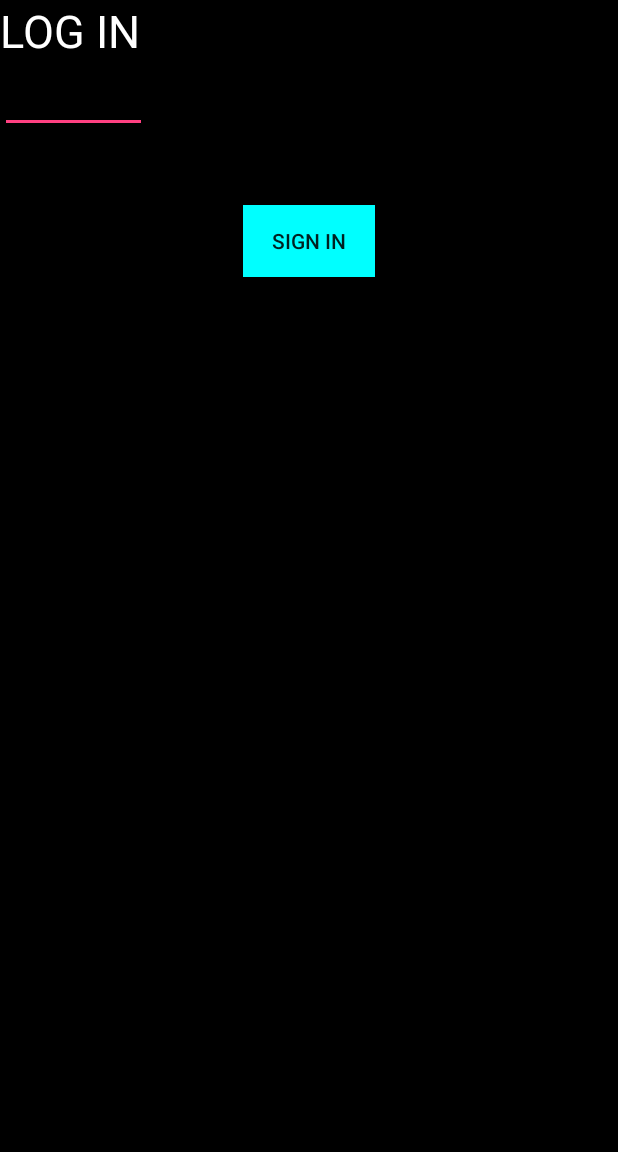
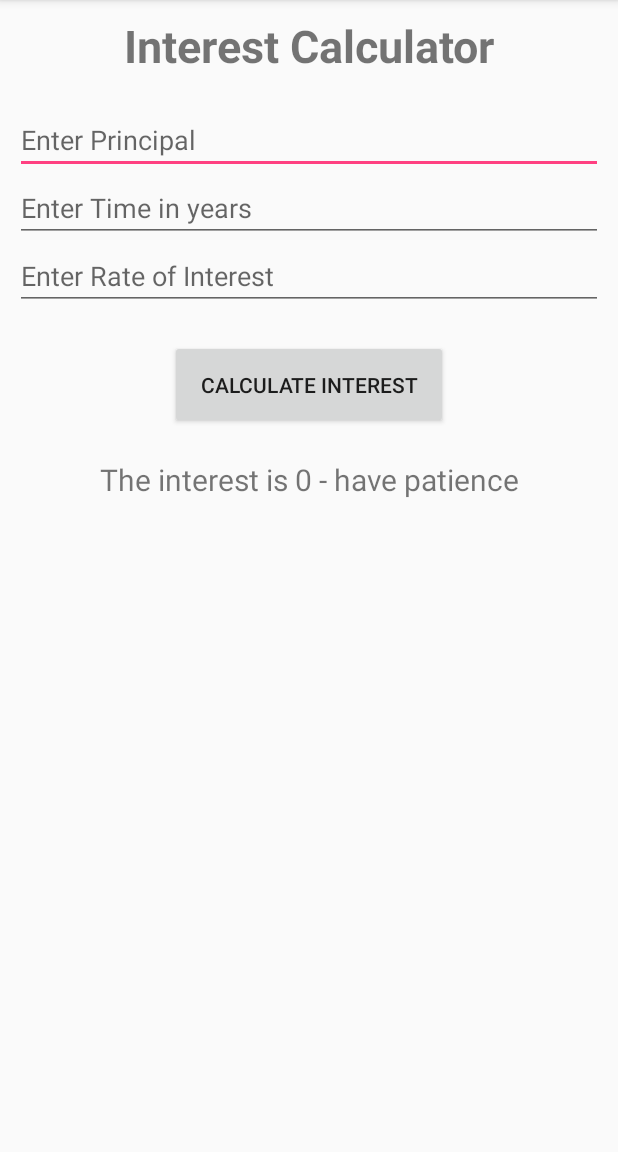
Before and after one commit to shr34sachin/DeptTraining_Sept12, an Android app: the screen it shows after launch (MainActivity before the commit, InterestCalculator after it), on a phone screen of 412 x 824 dp, the part 84-1236 px from its top. Run offline under Robolectric (Android 15) with nearby library versions, the phone set to English and light mode, and no system bars.

Commit message:
Interest Calculator

```diff
--- /dev/null
+++ b/app/src/main/java/com/example/sachinshrestha/depttraining_sept12/interest_calculator_package/InterestCalculator.java
@@ -0,0 +1,71 @@
+package com.example.sachinshrestha.depttraining_sept12.interest_calculator_package;
+
+import android.support.v7.app.AppCompatActivity;
+import android.os.Bundle;
+import android.util.Log;
+import android.view.View;
+import android.widget.Button;
+import android.widget.EditText;
+import android.widget.TextView;
+
+import com.example.sachinshrestha.depttraining_sept12.R;
+
+public class InterestCalculator extends AppCompatActivity {
+
+    Button btnInterestCalc;
+    EditText etPrincipal, etRate, etTime;
+    TextView tvResult;
+    final static String TAG = "TAG_INTEREST_CALC";
+    String xx;
+    int x;
+
+    @Override
+    protected void onCreate(Bundle savedInstanceState) {
+        super.onCreate(savedInstanceState);
+        setContentView(R.layout.activity_interest_calculator);
+
+        btnInterestCalc = findViewById(R.id.btnCalc);
+        etPrincipal = findViewById(R.id.etPrincipal);
+        etTime = findViewById(R.id.etTime);
+        etRate = findViewById(R.id.etRate);
+        tvResult = findViewById(R.id.tvCalc);
+        tvResult.setText("The interest is 0 - have patience");
+
+        String Principal1 = etPrincipal.getText().toString();
+
+        btnInterestCalc.setOnClickListener(new View.OnClickListener() {
+            @Override
+            public void onClick(View v) {
+                String Principal = etPrincipal.getText().toString();
+                String Rate = etRate.getText().toString();
+                String Time = etTime.getText().toString();
+
+                xx= "ff";
+                x = 34;
+
+                if (Principal.isEmpty()){
+                    etPrincipal.setError("khai ta principal value");
+                    etPrincipal.requestFocus();
+                } else if (Time.isEmpty()){
+                    etTime.setError("khai ta time value");
+                    etTime.requestFocus();
+                } else if (Rate.isEmpty()){
+                    etRate.setError("khai ta rate value");
+                    etRate.requestFocus();
+                } else {
+                    Float principal = Float.parseFloat(etPrincipal.getText().toString());
+                    Float time = Float.parseFloat(etTime.getText().toString());
+                    Float rate = Float.parseFloat(etRate.getText().toString());
+
+                    Float answer = principal * time * rate / 100;
+                    tvResult.setText("The interest is " + answer.toString());
+                }
+            }
+        });
+
+    }
+
+//    String calc(){
+//        return Principal1;
+//    }
+}
--- /dev/null
+++ b/app/src/main/res/layout/activity_interest_calculator.xml
@@ -0,0 +1,59 @@
+<?xml version="1.0" encoding="utf-8"?>
+<LinearLayout xmlns:android="http://schemas.android.com/apk/res/android"
+    xmlns:app="http://schemas.android.com/apk/res-auto"
+    xmlns:tools="http://schemas.android.com/tools"
+    android:layout_width="match_parent"
+    android:layout_height="match_parent"
+    android:orientation="vertical"
+    tools:context=".interest_calculator_package.InterestCalculator"
+    android:padding="10dp">
+
+    <TextView
+        android:layout_width="wrap_content"
+        android:layout_height="wrap_content"
+        android:text="Interest Calculator"
+        android:textSize="30sp"
+        android:layout_gravity="center_horizontal"
+        android:layout_marginBottom="20dp"
+        android:textStyle="bold"/>
+
+    <EditText
+        android:id="@+id/etPrincipal"
+        android:layout_width="match_parent"
+        android:layout_height="wrap_content"
+        android:inputType="numberDecimal"
+        android:hint="Enter Principal"/>
+
+    <EditText
+        android:id="@+id/etTime"
+        android:layout_width="match_parent"
+        android:layout_height="wrap_content"
+        android:inputType="numberDecimal"
+        android:hint="Enter Time in years"/>
+
+    <EditText
+        android:id="@+id/etRate"
+        android:layout_width="match_parent"
+        android:layout_height="wrap_content"
+        android:inputType="numberDecimal"
+        android:hint="Enter Rate of Interest"/>
+
+    <Button
+        android:id="@+id/btnCalc"
+        android:layout_width="wrap_content"
+        android:layout_height="wrap_content"
+        android:layout_gravity="center_horizontal"
+        android:layout_marginTop="20dp"
+        android:padding="20dp"
+        android:text="Calculate Interest"/>
+
+    <TextView
+        android:id="@+id/tvCalc"
+        android:layout_width="match_parent"
+        android:layout_height="wrap_content"
+        android:text="The calculated Interest is "
+        android:textSize="20sp"
+        android:gravity="center_horizontal"
+        android:layout_marginTop="20dp"/>
+
+</LinearLayout>
--- a/app/src/main/res/layout/activity_main.xml
+++ b/app/src/main/res/layout/activity_main.xml
@@ -16,6 +16,7 @@
         android:textSize="30sp"/>
 
     <EditText
+        android:id="@+id/etUsername"
         android:layout_width="wrap_content"
         android:layout_height="wrap_content"
         android:hint="@string/username"
@@ -23,6 +24,7 @@
         android:textSize="20sp"/>
 
     <EditText
+        android:id="@+id/etPassword"
         android:layout_width="wrap_content"
         android:layout_height="wrap_content"
         android:hint="@string/password"
@@ -30,6 +32,7 @@
         android:textSize="20sp"/>
 
     <Button
+        android:id="@+id/btnSignin"
         android:layout_width="wrap_content"
         android:layout_height="wrap_content"
         android:layout_gravity="center_horizontal"
```
Also changed, not shown: app/src/main/AndroidManifest.xml (+6 -3 lines), app/src/main/java/com/example/sachinshrestha/depttraining_sept12/MainActivity.java (+25 -0 lines).
